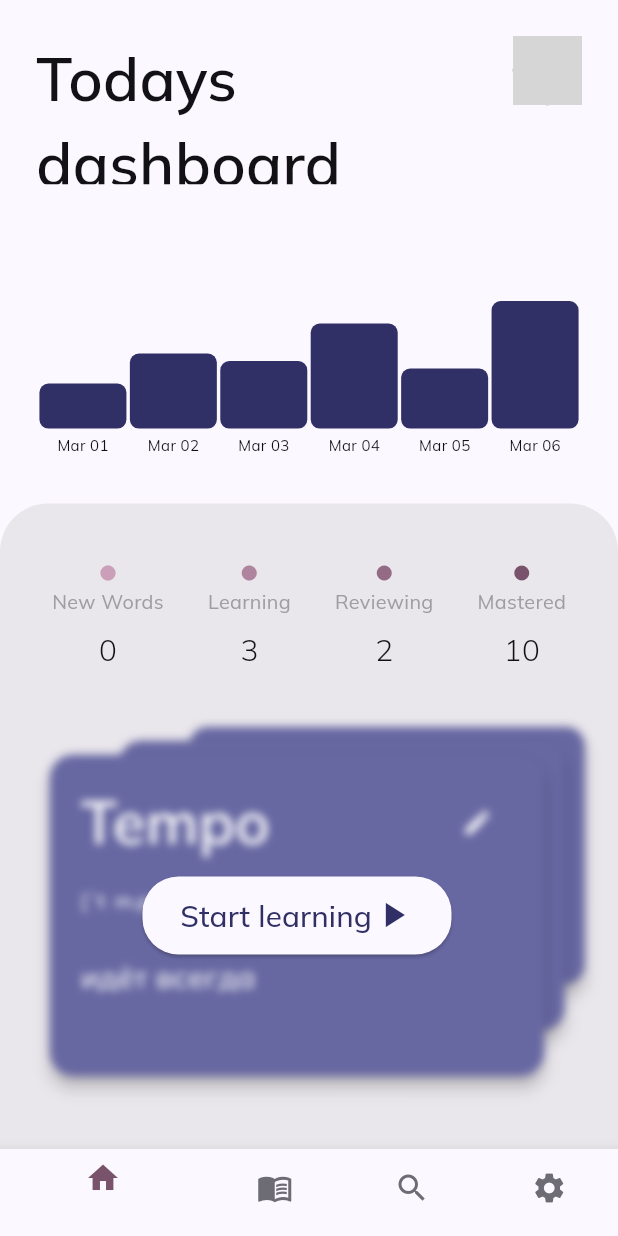
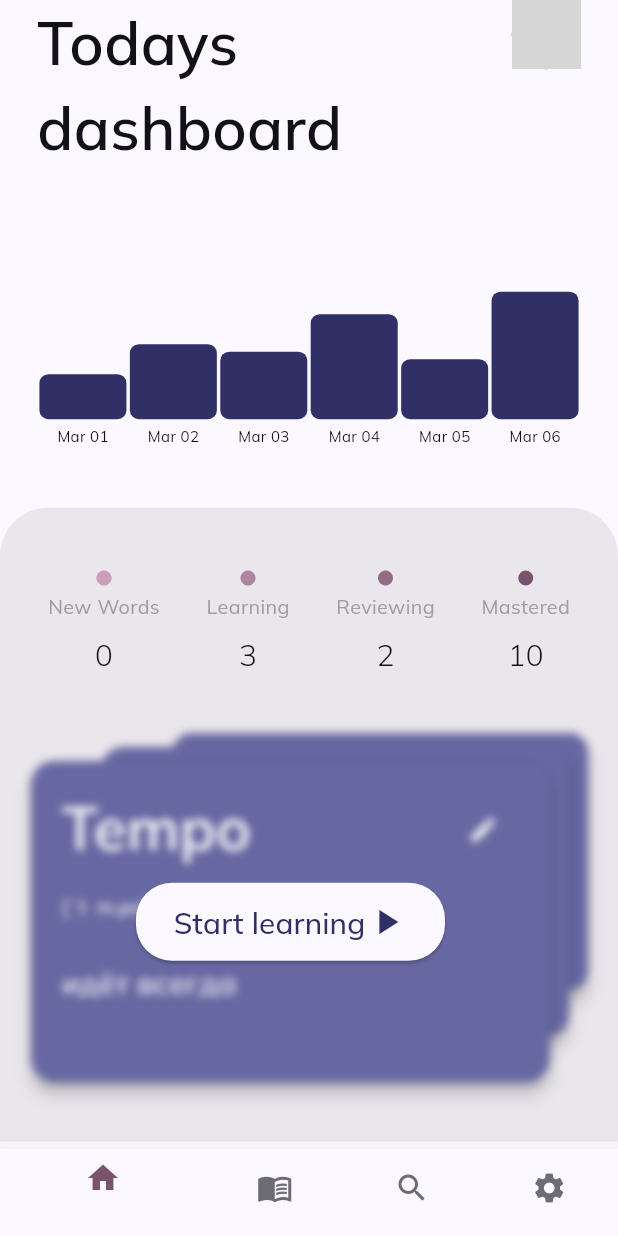
Before and after one commit to Alex-Yu21/flashcards, a Flutter app: the screen it shows after launch, on a phone screen of 412 x 824 dp. Run offline on Flutter 3.47's test engine with Material 3 defaults, Android fonts, the phone set to English and light mode, and no system bars; drawn by our look-alikes of flutter_card_swiper; our stand-ins replace google_fonts; network calls fail; grey boxes are pictures that could not be loaded.

Commit message:
refactor(home_screen): switch to Flexible layout and responsive paddings

```diff
--- a/lib/presentation/screens/home_screen/home_screen.dart
+++ b/lib/presentation/screens/home_screen/home_screen.dart
@@ -13,6 +13,9 @@ class HomeScreen extends StatelessWidget {
     final h = context.screenHeight;
     final w = context.screenWidth;
     final colors = Theme.of(context).colorScheme;
+    final padS = context.paddingS;
+    final padM = context.paddingM;
+    final padL = context.paddingL;
 
     return Scaffold(
       backgroundColor: colors.surface,
@@ -30,24 +33,30 @@ class HomeScreen extends StatelessWidget {
       ),
       body: SafeArea(
         child: Column(
+          crossAxisAlignment: CrossAxisAlignment.stretch,
           children: [
-            Padding(
-              padding: const EdgeInsets.symmetric(horizontal: 24),
-              child: Column(
-                crossAxisAlignment: CrossAxisAlignment.start,
-                children: [
-                  const SizedBox(height: 24),
-                  SizedBox(
-                    height: h * 0.12,
-                    child: _header(height: h, context: context),
-                  ),
-                  const SizedBox(height: 24),
-                  SizedBox(height: h * 0.20, child: ProgressBarWidget()),
-                  const SizedBox(height: 24),
-                ],
+            Flexible(
+              flex: 18,
+              child: Padding(
+                padding: EdgeInsets.symmetric(horizontal: padM),
+                child: _header(height: h, context: context),
               ),
             ),
-            Expanded(
+
+            SizedBox(height: padL),
+
+            Flexible(
+              flex: 24,
+              child: Padding(
+                padding: const EdgeInsets.symmetric(horizontal: 24),
+                child: ProgressBarWidget(),
+              ),
+            ),
+
+            SizedBox(height: padL),
+
+            Flexible(
+              flex: 64,
               child: Container(
                 width: double.infinity,
                 decoration: BoxDecoration(
@@ -58,11 +67,12 @@ class HomeScreen extends StatelessWidget {
                   ),
                 ),
                 child: Column(
+                  crossAxisAlignment: CrossAxisAlignment.stretch,
                   children: [
                     Padding(
-                      padding: const EdgeInsets.symmetric(
-                        horizontal: 20,
-                        vertical: 24,
+                      padding: EdgeInsets.symmetric(
+                        horizontal: padS,
+                        vertical: padM,
                       ),
                       child: StatusOverviewWidget(
                         learning: 3,
@@ -70,11 +80,12 @@ class HomeScreen extends StatelessWidget {
                         mastered: 10,
                       ),
                     ),
+
                     Padding(
-                      padding: const EdgeInsets.only(right: 16),
+                      padding: EdgeInsets.only(right: padM),
                       child: SizedBox(
-                        height: h * 0.3,
-                        width: w * 0.9,
+                        height: h * 0.30,
+                        width: w * 0.90,
                         child: StartLearningCardSwiperWidget(w: w),
                       ),
                     ),
```
